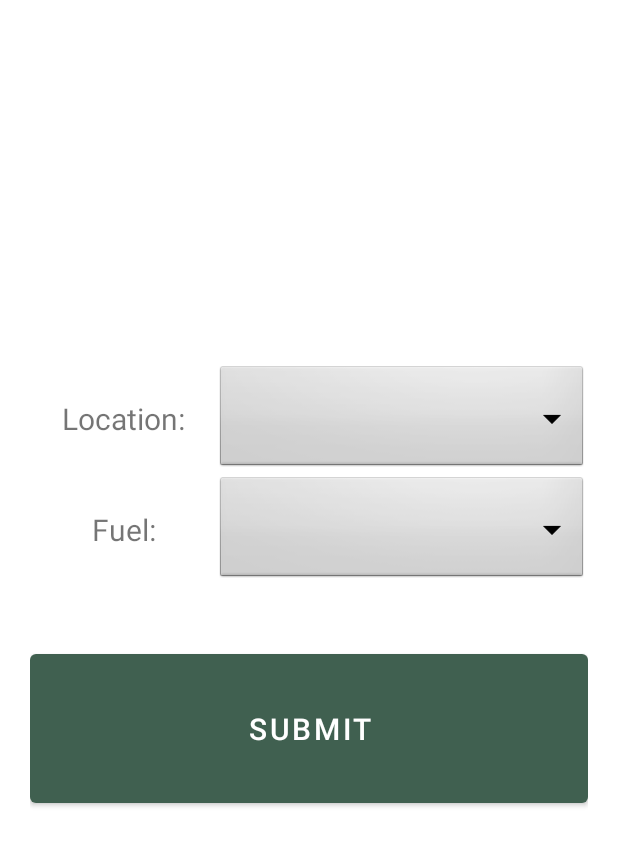
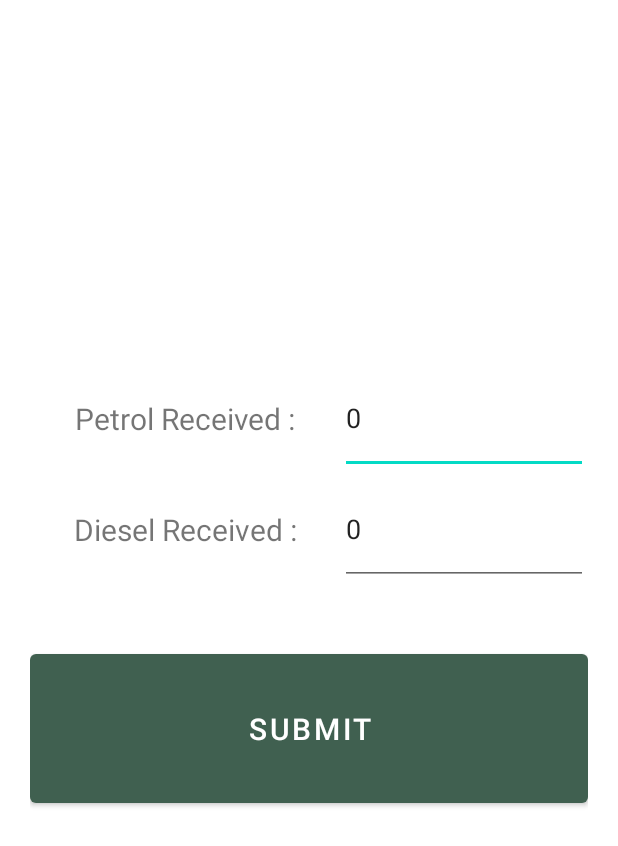
Before and after one commit to LokiofAdgard/qToken, an Android app: the layout activity_admin_stocks.xml on its own in the app's theme, with its tools: preview values and no code run, on a phone screen of 412 x 824 dp. Shown: the top 846 px of the screen. Run offline under Robolectric (Android 15) with nearby library versions, the phone set to English and light mode, and no system bars.

Commit message:
update fuel admin

```diff
--- a/app/src/main/res/layout/activity_admin_stocks.xml
+++ b/app/src/main/res/layout/activity_admin_stocks.xml
@@ -18,21 +18,21 @@
         android:orientation="horizontal">
 
         <TextView
-            android:text="Location:"
+            android:text="Petrol Received :"
             android:textSize="20dp"
             android:layout_width="0dp"
             android:layout_height="match_parent"
             android:gravity="center"
-            android:layout_weight="3">
+            android:layout_weight="5">
         </TextView>
 
-        <Spinner
-            android:id="@+id/spinner1"
-            android:layout_weight="6"
+        <EditText
+            android:id="@+id/petrol"
+            android:layout_weight="4"
             android:layout_width="0dp"
+            android:text="0"
             android:layout_height="match_parent"
-            android:background="@android:drawable/btn_dropdown"
-            android:spinnerMode="dropdown"/>
+            android:inputType="number" />
     </LinearLayout>
 
     <LinearLayout
@@ -43,21 +43,21 @@
         android:orientation="horizontal">
 
         <TextView
-            android:text="Fuel:"
+            android:text="Diesel Received :"
             android:textSize="20dp"
             android:layout_width="0dp"
             android:layout_height="match_parent"
             android:gravity="center"
-            android:layout_weight="3">
+            android:layout_weight="5">
         </TextView>
 
-        <Spinner
-            android:id="@+id/spinner2"
-            android:layout_weight="6"
+        <EditText
+            android:id="@+id/diesel"
+            android:layout_weight="4"
+            android:text="0"
             android:layout_width="0dp"
             android:layout_height="match_parent"
-            android:background="@android:drawable/btn_dropdown"
-            android:spinnerMode="dropdown"/>
+            android:inputType="number"/>
     </LinearLayout>
 
     <Button
```
Also changed, not shown: app/src/main/java/com/example/utoken/Admin.java (+17 -0 lines), app/src/main/java/com/example/utoken/AdminStocks.java (+50 -14 lines).
